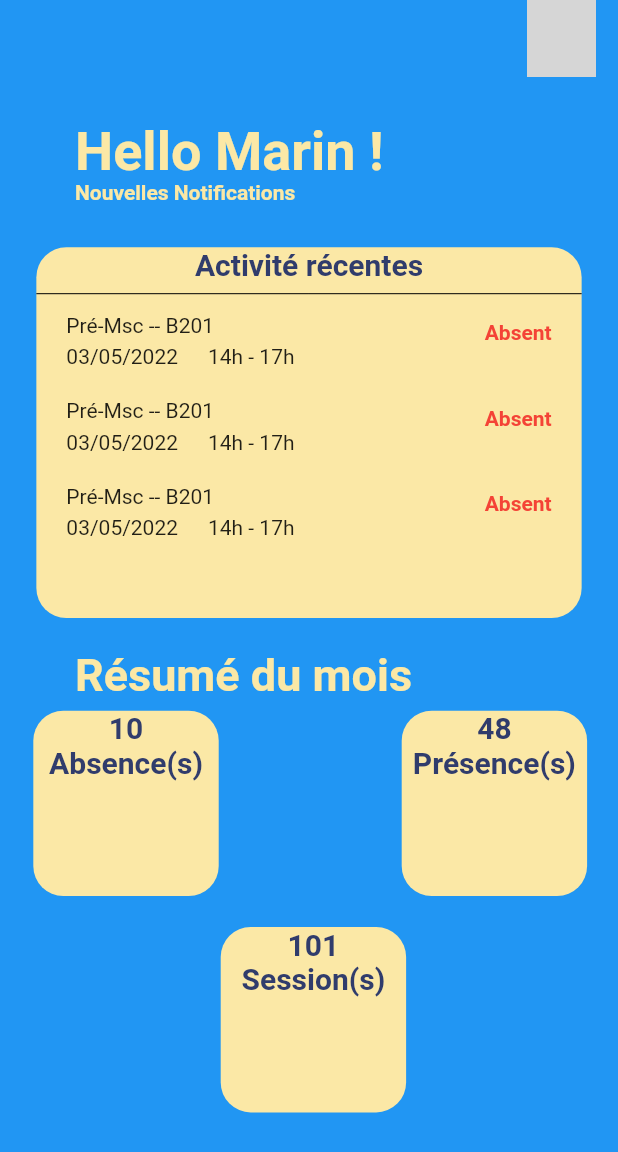
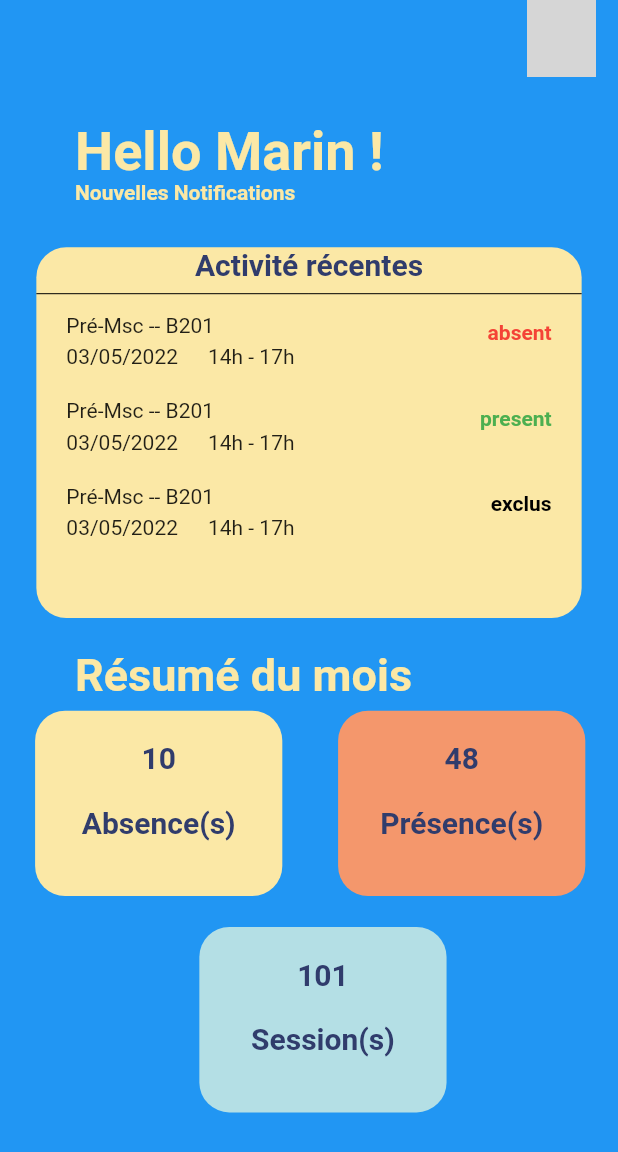
Before and after one commit to Necrelox/AR-U-Here, a Flutter app: the Home screen opened directly, on a phone screen of 412 x 824 dp. Shown: the top 1152 px of the screen. Run offline on Flutter 3.47's test engine with Material 2 defaults, Android fonts, the phone set to English and light mode, and no system bars; our stand-ins replace font_awesome_flutter, google_fonts; Roboto replaces fonts that are missing (OpenSans); grey boxes are pictures that could not be loaded.

Commit message:
Add home page

```diff
--- a/App/lib/Home.dart
+++ b/App/lib/Home.dart
@@ -9,6 +9,23 @@ class Home extends StatefulWidget {
 }
 
 class Home_state extends State<Home> {
+  late Color c;
+  Color getColor(String presence) {
+    switch (presence) {
+      //add more color as your wish
+      case "present":
+        return Colors.green;
+      case "absent":
+        return Colors.red;
+      case "retard":
+        return Colors.yellow;
+      case "exclus":
+        return Colors.black;
+      default:
+    }
+    return Colors.blue;
+  }
+
   Widget navBar() {
     return AppBar(
       centerTitle: false,
@@ -17,7 +34,7 @@ class Home_state extends State<Home> {
         Padding(
             padding: const EdgeInsets.fromLTRB(0, 0, 15, 5),
             child: ClipRRect(
-              borderRadius: BorderRadius.circular(20), // Image border
+              borderRadius: BorderRadius.circular(20),
               child: SizedBox.fromSize(
                 size: const Size.fromRadius(23),
                 child: Image.asset(
@@ -53,15 +70,15 @@ class Home_state extends State<Home> {
                 fontWeight: FontWeight.bold,
               )),
           Divider(color: Colors.black),
-          activity("Pré-Msc", "B201", "Absent", "03/05/2022", "14h", "17h"),
+          activity("Pré-Msc", "B201", "absent", "03/05/2022", "14h", "17h"),
           Padding(
               padding: const EdgeInsets.only(top: 15),
               child: activity(
-                  "Pré-Msc", "B201", "Absent", "03/05/2022", "14h", "17h")),
+                  "Pré-Msc", "B201", "present", "03/05/2022", "14h", "17h")),
           Padding(
               padding: const EdgeInsets.only(top: 15),
               child: activity(
-                  "Pré-Msc", "B201", "Absent", "03/05/2022", "14h", "17h")),
+                  "Pré-Msc", "B201", "exclus", "03/05/2022", "14h", "17h")),
         ],
       ),
     );
@@ -70,6 +87,8 @@ class Home_state extends State<Home> {
   Widget activity(classe, salle, presence, date, heureD, heureF) {
     String str = classe + ' -- ' + salle;
     String heure = heureD + ' - ' + heureF;
+    Color coulor = getColor(presence);
+
     return Container(
       child: Column(children: [
         Row(
@@ -80,15 +99,13 @@ class Home_state extends State<Home> {
                   str,
                   style: const TextStyle(fontSize: 14),
                 ))),
-            Spacer(), // <-- SEE HERE
+            const Spacer(),
             Container(
                 margin: const EdgeInsets.only(right: 20, top: 10),
                 child: (Text(
                   presence,
-                  style: const TextStyle(
-                      fontSize: 14,
-                      color: Colors.red,
-                      fontWeight: FontWeight.bold),
+                  style: TextStyle(
+                      fontSize: 14, color: coulor, fontWeight: FontWeight.bold),
                 )))
           ],
         ),
@@ -112,18 +129,23 @@ class Home_state extends State<Home> {
     );
   }
 
-  Widget box(number, presence) {
+  Widget box(number, presence, couleur) {
+    c = Color(couleur);
     return Container(
         margin: EdgeInsets.only(
             left: MediaQuery.of(context).size.width / 29,
             right: MediaQuery.of(context).size.width / 20),
         height: MediaQuery.of(context).size.height * 0.15,
-        width: MediaQuery.of(context).size.height * 0.15,
+        width: MediaQuery.of(context).size.height * 0.20,
         decoration: BoxDecoration(
           borderRadius: BorderRadius.circular(20),
-          color: Color(0XFFFBE8A6),
+          color: c,
         ),
         child: Column(children: <Widget>[
+          Padding(
+            padding: EdgeInsets.only(top: 20),
+            child: Column(
+              children: <Widget>[
                 Text(number,
                     style: const TextStyle(
                       color: Color(0XFF303C6C),
@@ -131,13 +153,19 @@ class Home_state extends State<Home> {
                       fontSize: 20.0,
                       fontWeight: FontWeight.bold,
                     )),
-          Text(presence,
+              ],
+            ),
+          ),
+          Padding(
+            padding: EdgeInsets.only(top: 20),
+            child: Text(presence,
                 style: const TextStyle(
                   color: Color(0XFF303C6C),
                   fontFamily: 'OpenSans',
                   fontSize: 20.0,
                   fontWeight: FontWeight.bold,
                 )),
+          ),
         ]));
   }
 
@@ -147,23 +175,26 @@ class Home_state extends State<Home> {
         Padding(
           padding: EdgeInsets.only(
               top: MediaQuery.of(context).size.width * 1.15, left: 8),
-          child: Row(children: [
-            box("10", "Absence(s)"),
-            Spacer(),
-            box("48", "Présence(s)")
+          child: Row(
+              mainAxisAlignment: MainAxisAlignment.spaceAround,
+              children: [
+                box("10", "Absence(s)", 0XFFFBE8A6),
+                box("48", "Présence(s)", 0XFFF4976C)
               ]),
         ),
         Container(
           margin: EdgeInsets.only(
               top: MediaQuery.of(context).size.width * 1.5,
-              left: MediaQuery.of(context).size.width / 2.8,
+              left: MediaQuery.of(context).size.width / 3.1,
               right: MediaQuery.of(context).size.width / 17),
           height: MediaQuery.of(context).size.height * 0.15,
-          width: MediaQuery.of(context).size.height * 0.15,
+          width: MediaQuery.of(context).size.height * 0.20,
           decoration: BoxDecoration(
             borderRadius: BorderRadius.circular(20),
-            color: Color(0XFFFBE8A6),
+            color: Color(0XFFB4DFE5),
           ),
+          child: Padding(
+              padding: EdgeInsets.only(top: 20),
               child: Column(
                 children: const <Widget>[
                   Text("101",
@@ -173,15 +204,18 @@ class Home_state extends State<Home> {
                         fontSize: 20.0,
                         fontWeight: FontWeight.bold,
                       )),
-              Text("Session(s)",
+                  Padding(
+                    padding: EdgeInsets.only(top: 20),
+                    child: Text("Session(s)",
                         style: TextStyle(
                           color: Color(0XFF303C6C),
                           fontFamily: 'OpenSans',
                           fontSize: 20.0,
                           fontWeight: FontWeight.bold,
                         )),
+                  ),
                 ],
-          ),
+              )),
         ),
       ],
     );
@@ -190,7 +224,7 @@ class Home_state extends State<Home> {
   @override
   Widget build(BuildContext context) {
     return Scaffold(
-        backgroundColor: Color(0XFF303C6C),
+        backgroundColor: Color(0XFF303C6C).withOpacity(1),
         body: Stack(
           children: <Widget>[
             navBar(),
```
Lines whose indentation alone changed are shown as unchanged.
